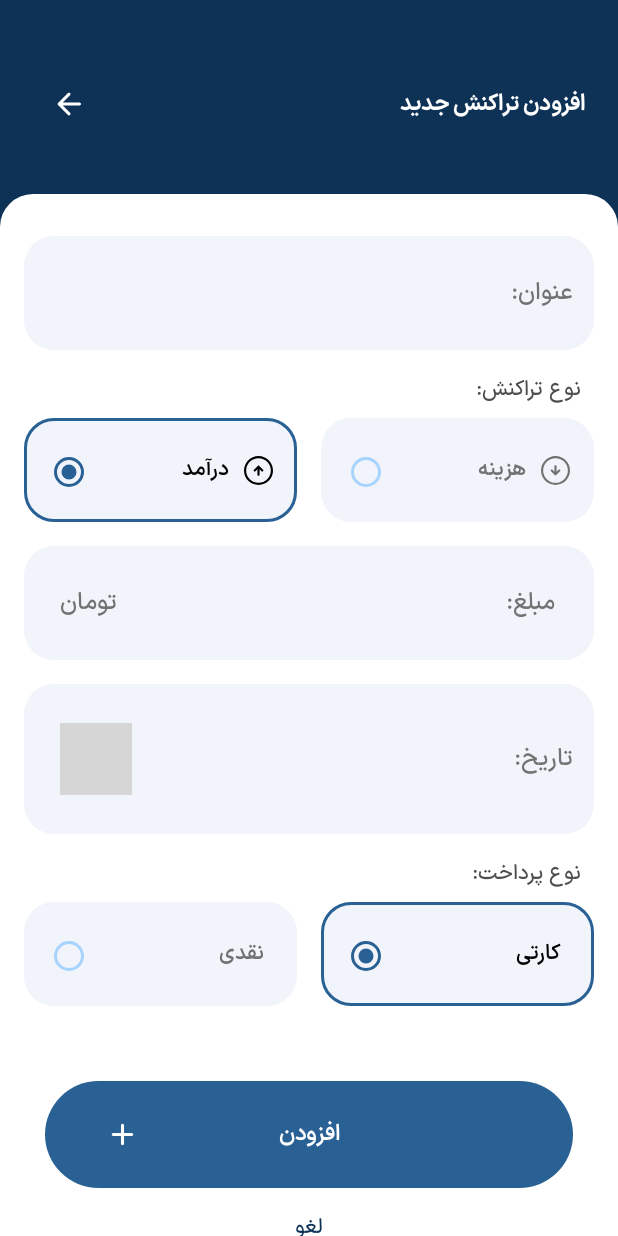
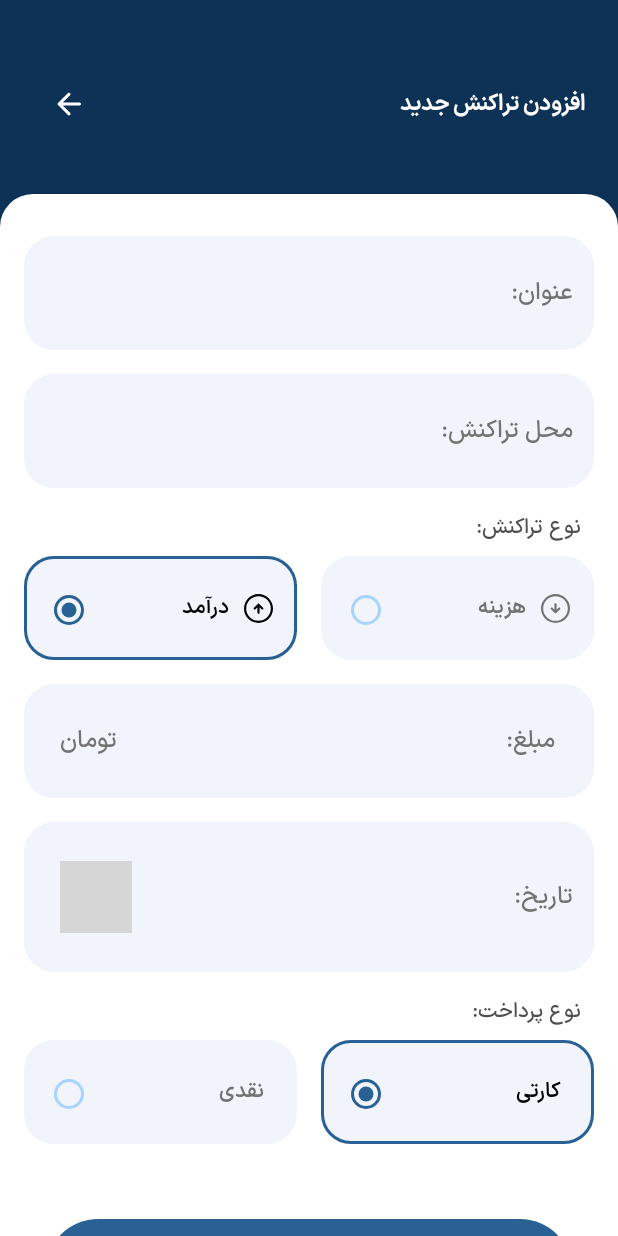
Before and after one commit to alirezamz010/Jib, an Android app built with Jetpack Compose: the screen it shows after launch (MainActivity), after a tap on "تراکنش جدید", on a phone screen of 412 x 824 dp. Run offline under Robolectric (Android 15) with nearby library versions, the phone set to English and light mode, and no system bars; our stand-ins replace Dagger/Hilt's generated code, Room's generated code; libraries missing offline, so code that uses them is left out: ir.hamsaa.persiandatepicker, saman.zamani.persiandate; 4 statements that could not run were skipped; grey boxes are pictures that could not be loaded.

Commit message:
some message

```diff
--- a/app/src/main/java/tm/counter/jib/base/AppScreen.kt
+++ b/app/src/main/java/tm/counter/jib/base/AppScreen.kt
@@ -25,6 +25,7 @@ fun AppScreen(activity: Context) {
             .fillMaxSize()
             .background(Primary),
     ) {
+
         val navController = rememberNavController()
 
         NavHost(
--- a/app/src/main/java/tm/counter/jib/feature_tracker/data/data_source/TransactionDatabase.kt
+++ b/app/src/main/java/tm/counter/jib/feature_tracker/data/data_source/TransactionDatabase.kt
@@ -7,7 +7,7 @@ import tm.counter.jib.feature_tracker.domain.model.TransactionModel
 
 @Database(
     entities = [TransactionModel::class],
-    version = 1
+    version = 2
 )
 abstract class TransactionDatabase: RoomDatabase() {
 
--- a/app/src/main/java/tm/counter/jib/feature_tracker/domain/model/TransactionModel.kt
+++ b/app/src/main/java/tm/counter/jib/feature_tracker/domain/model/TransactionModel.kt
@@ -9,6 +9,7 @@ data class TransactionModel(
     @PrimaryKey(autoGenerate = true)
     val id: Int = 0,
     val title: String,
+    val place: String,
     val amount: Double,
     val paymentType: String,
     val time: Long
--- a/app/src/main/java/tm/counter/jib/feature_tracker/presentaion/transaction_detail/TransactionScreen.kt
+++ b/app/src/main/java/tm/counter/jib/feature_tracker/presentaion/transaction_detail/TransactionScreen.kt
@@ -45,6 +45,7 @@ import tm.counter.jib.base.theme.TextColor
 import tm.counter.jib.feature_tracker.presentaion.transaction_detail.component.RadioCard
 import tm.counter.jib.feature_tracker.presentaion.transaction_detail.component.TransactionAmountField
 import tm.counter.jib.feature_tracker.presentaion.transaction_detail.component.TransactionDateField
+import tm.counter.jib.feature_tracker.presentaion.transaction_detail.component.TransactionPlaceField
 import tm.counter.jib.feature_tracker.presentaion.transaction_detail.component.TransactionTitleField
 
 @OptIn(ExperimentalMaterial3Api::class)
@@ -122,6 +123,16 @@ fun TransactionScreen(
                         .padding(horizontal = 16.dp),
                     value = state.title,
                     onValueChange = { viewModel.updateTitle(it) }
+                )
+
+                Spacer(modifier = Modifier.height(16.dp))
+
+                TransactionPlaceField(
+                    modifier = Modifier
+                        .fillMaxWidth()
+                        .padding(horizontal = 16.dp),
+                    value = state.place,
+                    onValueChange = { viewModel.updatePlace(it) }
                 )
 
                 Spacer(modifier = Modifier.height(16.dp))
--- a/app/src/main/java/tm/counter/jib/feature_tracker/presentaion/transaction_detail/TransactionState.kt
+++ b/app/src/main/java/tm/counter/jib/feature_tracker/presentaion/transaction_detail/TransactionState.kt
@@ -6,6 +6,7 @@ data class TransactionState(
     val exist: Boolean = false,
     val enabled: Boolean = false,
     val title: String = "",
+    val place: String = "",
     val amount: String = "",
     val date: Date = Date(System.currentTimeMillis()),
     val transactionType: TransactionType = TransactionType.Income,
--- a/app/src/main/java/tm/counter/jib/feature_tracker/presentaion/transaction_detail/TransactionViewModel.kt
+++ b/app/src/main/java/tm/counter/jib/feature_tracker/presentaion/transaction_detail/TransactionViewModel.kt
@@ -46,6 +46,11 @@ class TransactionViewModel @Inject constructor(
     fun updateTitle(title: String) {
         _state.update { it.copy(title = title, enabled = true) }
     }
+
+    fun updatePlace(place: String) {
+        _state.update { it.copy(place = place, enabled = true) }
+    }
+
 
     init {
 
@@ -196,6 +201,7 @@ class TransactionViewModel @Inject constructor(
                 trackerUseCase.insertTransaction(
                     TransactionModel(
                         title = state.value.title,
+                        place = state.value.place,
                         amount = amount,
                         time = state.value.date.time,
                         paymentType = state.value.paymentType.key
@@ -206,6 +212,7 @@ class TransactionViewModel @Inject constructor(
                     TransactionModel(
                         id = transactionId,
                         title = state.value.title,
+                        place = state.value.place,
                         amount = amount,
                         time = state.value.date.time,
                         paymentType = state.value.paymentType.key
--- /dev/null
+++ b/app/src/main/java/tm/counter/jib/feature_tracker/presentaion/transaction_detail/component/TransactionPlaceField.kt
@@ -0,0 +1,55 @@
+package tm.counter.jib.feature_tracker.presentaion.transaction_detail.component
+
+import androidx.compose.foundation.background
+import androidx.compose.foundation.layout.Row
+import androidx.compose.foundation.layout.padding
+import androidx.compose.foundation.text.BasicTextField
+import androidx.compose.foundation.text.KeyboardOptions
+import androidx.compose.material3.MaterialTheme
+import androidx.compose.material3.Text
+import androidx.compose.runtime.Composable
+import androidx.compose.ui.Alignment
+import androidx.compose.ui.Modifier
+import androidx.compose.ui.text.input.ImeAction
+import androidx.compose.ui.text.style.TextAlign
+import androidx.compose.ui.unit.dp
+import tm.counter.jib.base.theme.Disabled
+import tm.counter.jib.base.theme.SurfaceVariant
+
+@Composable
+fun TransactionPlaceField(modifier: Modifier, value: String, onValueChange: (String) -> Unit) {
+
+    Row(modifier) {
+        Row(
+            modifier = Modifier.background(
+                color = SurfaceVariant,
+                shape = MaterialTheme.shapes.medium
+            ),
+            verticalAlignment = Alignment.CenterVertically
+        ) {
+
+            BasicTextField(
+                value = value,
+                onValueChange = onValueChange,
+                keyboardOptions = KeyboardOptions.Default.copy(
+                    imeAction = ImeAction.Done,
+                ),
+                textStyle = MaterialTheme.typography.headlineSmall.copy(
+                    textAlign = TextAlign.Start
+                ),
+                singleLine = true,
+                modifier = Modifier.weight(1f).padding(start = 8.dp)
+            )
+
+            Text(
+                text = "محل تراکنش:",
+                style = MaterialTheme.typography.headlineSmall,
+                color = Disabled,
+                modifier = Modifier.padding(bottom = 26.dp, top = 26.dp, end = 14.dp, start = 8.dp)
+            )
+
+        }
+    }
+
+
+}
```
